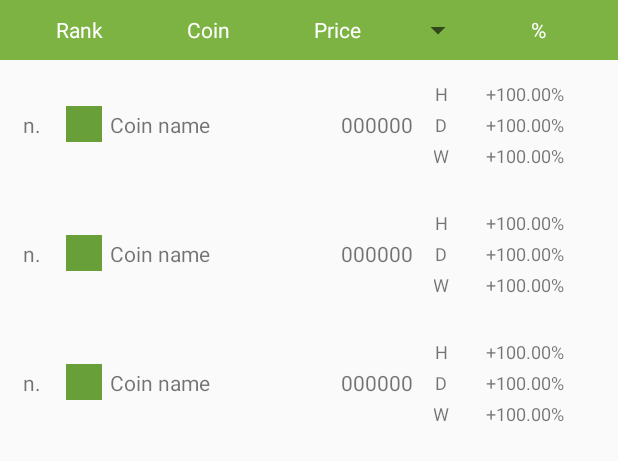
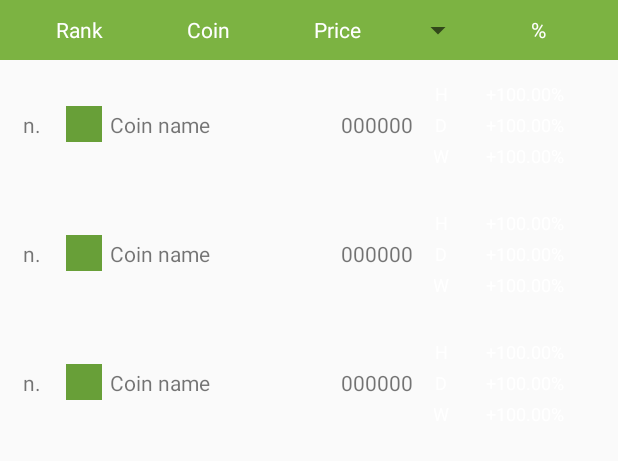
Before and after one commit to grosa1/MonUP-App, an Android app: the layout coins_list_fragment.xml on its own in the app's theme, with its tools: preview values and no code run, on a phone screen of 412 x 824 dp. Shown: the top 461 px of the screen. Run offline under Robolectric (Android 15) with nearby library versions, the phone set to English and light mode, and no system bars.

Commit message:
Fix for dark mode

```diff
--- a/app/src/main/java/giovanni/tradingtoolkit/marketprices/CoinsListAdapter.java
+++ b/app/src/main/java/giovanni/tradingtoolkit/marketprices/CoinsListAdapter.java
@@ -123,14 +123,15 @@ public class CoinsListAdapter extends RecyclerView.Adapter<CoinsListAdapter.View
         holder.listItem.setBackgroundColor(background);
 
         // Setting Text Color
-        colorId = R.color.textColorSecondary;
+        colorId = R.color.marketpricesTextColor;
         holder.coinPosition.setTextColor(context.getResources().getColor(colorId));
         holder.coinName.setTextColor(context.getResources().getColor(colorId));
         holder.coinPrice.setTextColor(context.getResources().getColor(colorId));
         holder.percentageVariation1hText.setTextColor(context.getResources().getColor(colorId));
         holder.percentageVariation1dText.setTextColor(context.getResources().getColor(colorId));
         holder.percentageVariation1wText.setTextColor(context.getResources().getColor(colorId));
-        colorId = R.color.textColorPrimary;
+
+        colorId = R.color.marketpricesPercentagesTextColor;
         holder.percentageVariation1h.setTextColor(context.getResources().getColor(colorId));
         holder.percentageVariation1d.setTextColor(context.getResources().getColor(colorId));
         holder.percentageVariation1w.setTextColor(context.getResources().getColor(colorId));
--- a/app/src/main/res/layout/coin_list_item.xml
+++ b/app/src/main/res/layout/coin_list_item.xml
@@ -63,7 +63,8 @@
                 android:layout_gravity="center_vertical|center_horizontal"
                 android:gravity="center"
                 android:text="@string/percentage_variation_1h_text"
-                android:textSize="12sp" />
+                android:textSize="12sp"
+                android:textColor="@android:color/white"/>
 
             <TextView
                 android:id="@+id/percentage_variation_1h"
@@ -73,7 +74,8 @@
                 android:layout_marginStart="3dp"
                 android:gravity="center"
                 android:text="@string/percentage_variation_place_holder"
-                android:textSize="12sp" />
+                android:textSize="12sp"
+                android:textColor="@android:color/white"/>
 
         </LinearLayout>
 
@@ -90,7 +92,8 @@
                 android:layout_gravity="center_vertical|center_horizontal"
                 android:gravity="center"
                 android:text="@string/percentage_variation_1d_text"
-                android:textSize="12sp" />
+                android:textSize="12sp"
+                android:textColor="@android:color/white"/>
 
             <TextView
                 android:id="@+id/percentage_variation_1d"
@@ -100,7 +103,8 @@
                 android:layout_marginStart="3dp"
                 android:gravity="center"
                 android:text="@string/percentage_variation_place_holder"
-                android:textSize="12sp" />
+                android:textSize="12sp"
+                android:textColor="@android:color/white"/>
 
         </LinearLayout>
 
@@ -117,7 +121,8 @@
                 android:layout_gravity="center_vertical|center_horizontal"
                 android:gravity="center"
                 android:text="@string/percentage_variation_1w_text"
-                android:textSize="12sp" />
+                android:textSize="12sp"
+                android:textColor="@android:color/white"/>
 
             <TextView
                 android:id="@+id/percentage_variation_1w"
@@ -127,7 +132,8 @@
                 android:layout_marginStart="3dp"
                 android:gravity="center"
                 android:text="@string/percentage_variation_place_holder"
-                android:textSize="12sp" />
+                android:textSize="12sp"
+                android:textColor="@android:color/white"/>
 
         </LinearLayout>
 
--- a/app/src/main/res/values-night/colors.xml
+++ b/app/src/main/res/values-night/colors.xml
@@ -24,6 +24,8 @@
     <color name="widgetGreen">#2E7D32</color>
 
     <color name="marketpricesHeaderColor">@color/colorPrimary</color>
+    <color name="marketpricesPercentagesTextColor">#FAFAFA</color>
+    <color name="marketpricesTextColor">#FAFAFA</color>
 
     <color name="calculatorTextColor">#FAFAFA</color>
     <color name="calculatorHintColor">#9D9D9D</color>
--- a/app/src/main/res/values/colors.xml
+++ b/app/src/main/res/values/colors.xml
@@ -25,6 +25,8 @@
     <color name="widgetRed">#FF1744</color>
     <color name="widgetGreen">#689F38</color>
 
+    <color name="marketpricesTextColor">#737373</color>
+    <color name="marketpricesPercentagesTextColor">#FAFAFA</color>
     <color name="marketpricesHeaderColor">@color/colorPrimary</color>
 
     <color name="calculatorTextColor">#737373</color>
```
